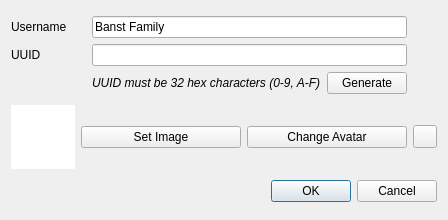
Banstowi/-glantine--emu-Switch2, file src/lichii/configuration/system/new_user_dialog.ui: the form before one commit.
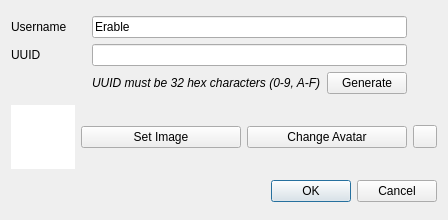
The form after the commit.

Commit message: Rename Banst Family to Erable

What changed in the file:
```diff
--- a/src/lichii/configuration/system/new_user_dialog.ui
+++ b/src/lichii/configuration/system/new_user_dialog.ui
@@ -57,7 +57,7 @@
      <item row="0" column="1" colspan="2">
       <widget class="QLineEdit" name="username">
        <property name="text">
-        <string>Banst Family</string>
+        <string>Erable</string>
        </property>
       </widget>
      </item>
```
The commit also changes 74 other files.
